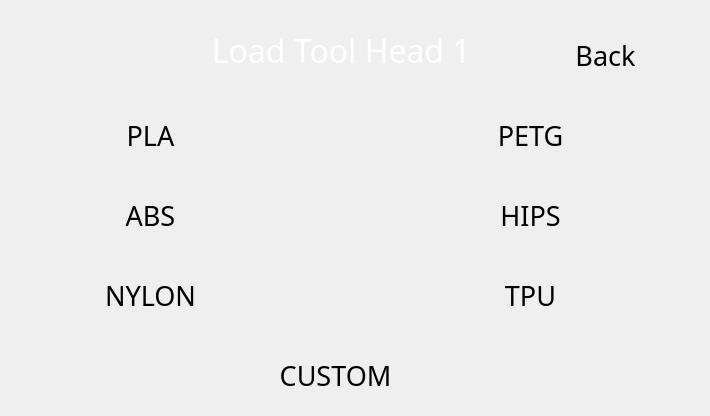
Qt form qt_ui/filamentStackedWidget.ui (BlocksTechnology/BlocksScreen) before a commit.
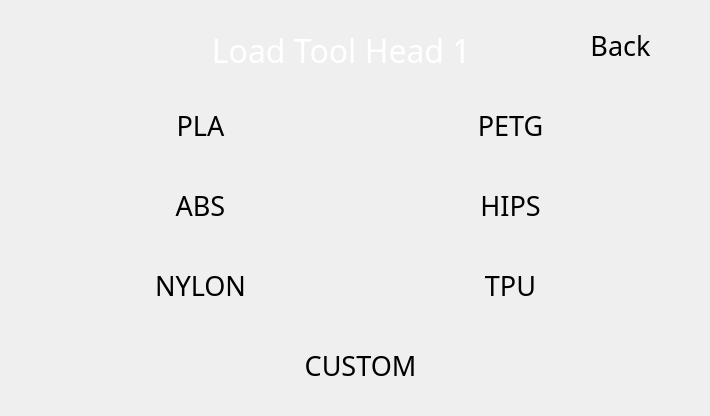
The same form after that commit. The open tabs and pages were chosen to show the change. Custom widgets are drawn as their Qt base class.

What changed in the file:
```diff
--- a/qt_ui/filamentStackedWidget.ui
+++ b/qt_ui/filamentStackedWidget.ui
@@ -532,9 +532,9 @@
    <widget class="CustomQPushButton" name="load_t1_abs_btn">
     <property name="geometry">
      <rect>
-      <x>30</x>
-      <y>180</y>
-      <width>241</width>
+      <x>50</x>
+      <y>170</y>
+      <width>301</width>
       <height>71</height>
      </rect>
     </property>
@@ -592,9 +592,9 @@
    <widget class="CustomQPushButton" name="load_t1_pla_btn">
     <property name="geometry">
      <rect>
-      <x>30</x>
-      <y>100</y>
-      <width>241</width>
+      <x>50</x>
+      <y>90</y>
+      <width>301</width>
       <height>71</height>
      </rect>
     </property>
@@ -652,9 +652,9 @@
    <widget class="CustomQPushButton" name="load_t1_petg_btn">
     <property name="geometry">
      <rect>
-      <x>400</x>
-      <y>100</y>
-      <width>261</width>
+      <x>360</x>
+      <y>90</y>
+      <width>301</width>
       <height>71</height>
      </rect>
     </property>
@@ -712,9 +712,9 @@
    <widget class="CustomQPushButton" name="load_t1_hips_btn">
     <property name="geometry">
      <rect>
-      <x>400</x>
-      <y>180</y>
-      <width>261</width>
+      <x>360</x>
+      <y>170</y>
+      <width>301</width>
       <height>71</height>
      </rect>
     </property>
@@ -772,9 +772,9 @@
    <widget class="CustomQPushButton" name="load_t1_tpu_btn">
     <property name="geometry">
      <rect>
-      <x>400</x>
-      <y>260</y>
-      <width>261</width>
+      <x>360</x>
+      <y>250</y>
+      <width>301</width>
       <height>71</height>
      </rect>
     </property>
@@ -832,9 +832,9 @@
    <widget class="CustomQPushButton" name="load_t1_custom_btn">
     <property name="geometry">
      <rect>
-      <x>220</x>
-      <y>340</y>
-      <width>231</width>
+      <x>210</x>
+      <y>330</y>
+      <width>301</width>
       <height>71</height>
      </rect>
     </property>
@@ -892,9 +892,9 @@
    <widget class="CustomQPushButton" name="load_t1_nylon_btn">
     <property name="geometry">
      <rect>
-      <x>30</x>
-      <y>260</y>
-      <width>241</width>
+      <x>50</x>
+      <y>250</y>
+      <width>301</width>
       <height>71</height>
      </rect>
     </property>
@@ -953,8 +953,8 @@
     <property name="geometry">
      <rect>
       <x>520</x>
-      <y>20</y>
-      <width>171</width>
+      <y>10</y>
+      <width>201</width>
       <height>71</height>
      </rect>
     </property>
```
Left out of the diff: 102 changed lines with no effect on the pictures.
